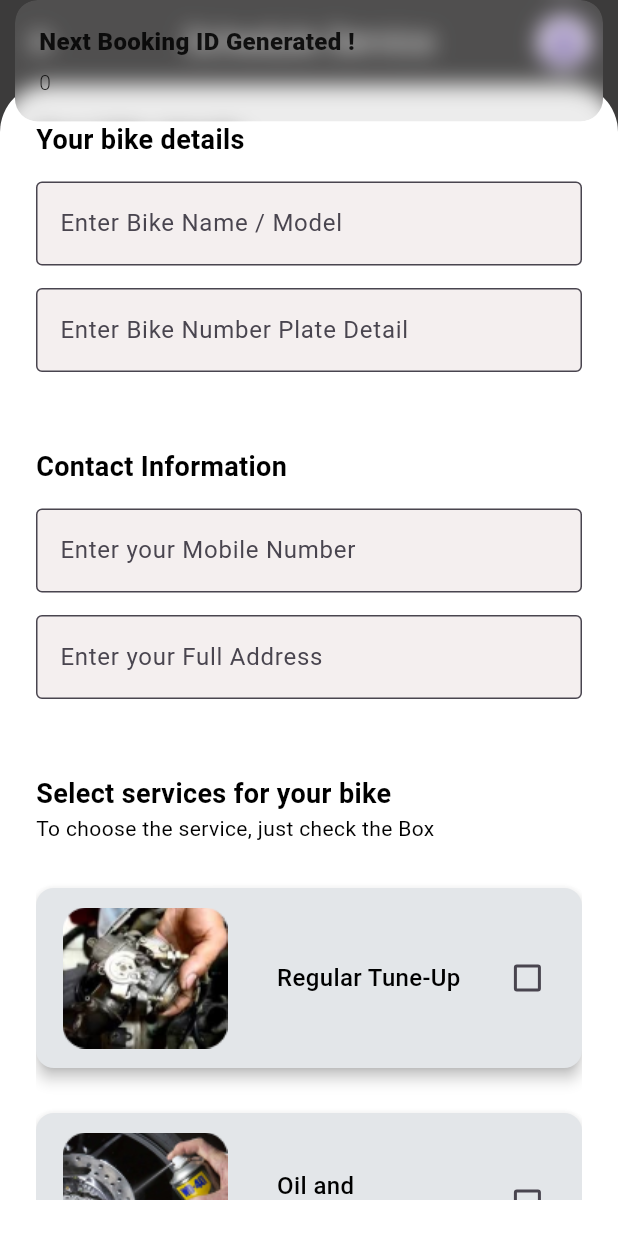
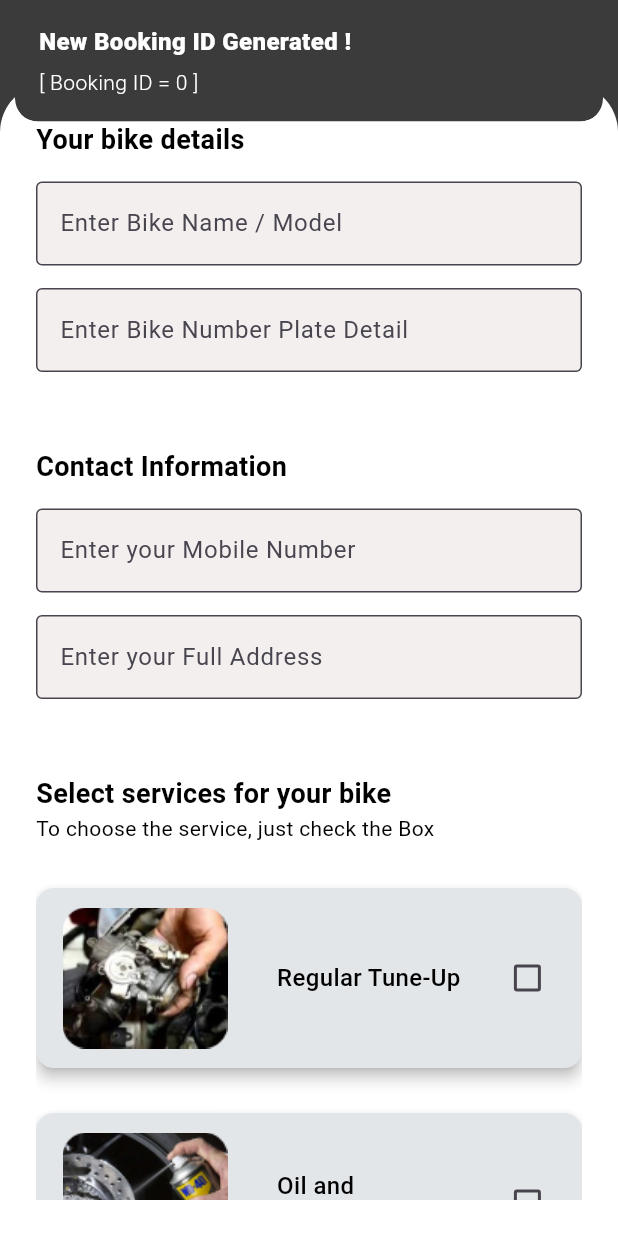
Before and after one commit to Rahul-Sharma-Github/Bike-Service-App, a Flutter app: the ServicePage screen opened directly, scrolled down 576 dp, after a tap on an icon or button, on a phone screen of 412 x 824 dp. Run offline on Flutter 3.47's test engine with Material 3 defaults, Android fonts, the phone set to English and light mode, and no system bars; our stand-ins replace cloud_firestore, device_preview, firebase_auth, firebase_core, get; accounts and stored records are empty; statements that could not run were skipped.

Commit message:
created a Snackbar Widget for common use for all pages | replaced all Snackbars with this SnackbarWidget | minor fixes

```diff
--- a/lib/app/features/authentication/presentation/pages/landing_page/landing_page.dart
+++ b/lib/app/features/authentication/presentation/pages/landing_page/landing_page.dart
@@ -10,6 +10,7 @@ import '../home_page/home_page.dart';
 class LandingPage extends StatelessWidget {
   LandingPage({super.key});
 
+  // controller
   final BottomNavigationController bottomNavigationController =
       Get.put(BottomNavigationController());
 
--- a/lib/app/features/authentication/presentation/pages/signin_page/signin_page.dart
+++ b/lib/app/features/authentication/presentation/pages/signin_page/signin_page.dart
@@ -11,6 +11,7 @@ import '../../widgets/header_widget.dart';
 class SignInPage extends StatelessWidget {
   SignInPage({super.key});
 
+  // controller
   final SignInController signInController = Get.find();
 
   @override
--- a/lib/app/features/my_services/presentation/pages/my_services_page/my_services_page.dart
+++ b/lib/app/features/my_services/presentation/pages/my_services_page/my_services_page.dart
@@ -84,13 +84,14 @@ class MyServicesPage extends StatelessWidget {
                       );
                     } else {
                       return ListView.builder(
-                        reverse: true,
+                        reverse: false,
                         physics: const ClampingScrollPhysics(),
                         shrinkWrap: true,
                         primary: false,
                         padding: const EdgeInsets.symmetric(vertical: 10),
                         itemCount: snapshot.data?.docs.length,
                         itemBuilder: (context, index) {
+                          // Getting each Document by index
                           QueryDocumentSnapshot<Map<String, dynamic>>?
                               docSnapshot = snapshot.data?.docs[index];
                           return Padding(
--- a/lib/app/features/schedule_service/presentation/pages/schedule_service_page/schedule_service_page.dart
+++ b/lib/app/features/schedule_service/presentation/pages/schedule_service_page/schedule_service_page.dart
@@ -2,6 +2,7 @@
 
 import 'package:bike_service_app/app/core/constants/theme/colors/colors.dart';
 import 'package:bike_service_app/app/core/constants/theme/textstyles/textstyle.dart';
+import 'package:bike_service_app/app/global/widget_components/snackbar.dart';
 import 'package:flutter/material.dart';
 import 'package:get/get.dart';
 import 'package:intl/intl.dart';
@@ -14,6 +15,7 @@ class ScheduleServicePage extends StatelessWidget {
   final int? bookingId;
   ScheduleServicePage({super.key, this.bookingId});
 
+  // controller
   final ScheduleServicePageController scheduleServicePageController =
       Get.find();
 
@@ -464,7 +466,7 @@ class ScheduleServicePage extends StatelessWidget {
                       // Passing field values to next ScheduleSummaryPage
                       if (scheduleServicePageController
                           .selectedServicesListData.isEmpty) {
-                        Get.snackbar('Alert',
+                        snackbarWidget('Alert',
                             'Atleast select 1 Service from Service List to continue !');
                       } else {
                         // creating new serviceStatus variable of type Map
@@ -521,7 +523,7 @@ class ScheduleServicePage extends StatelessWidget {
                           'serviceTime = ${scheduleServicePageController.serviceTimeController.value.text}');
                     } else {
                       // Showing Snackbar for user, so that they know that fields are Empty
-                      Get.snackbar('Alert', 'Fill the Information !');
+                      snackbarWidget('Alert', 'Fill the Information !');
 
                       // Debuging
                       // Checking saved invalid Values
--- a/lib/app/features/schedule_summary/presentation/pages/schedule_summary_page/schedule_summary_page.dart
+++ b/lib/app/features/schedule_summary/presentation/pages/schedule_summary_page/schedule_summary_page.dart
@@ -1,5 +1,6 @@
 import 'package:bike_service_app/app/features/authentication/presentation/pages/landing_page/landing_page.dart';
 import 'package:bike_service_app/app/features/schedule_summary/domain/entities/service_entity.dart';
+import 'package:bike_service_app/app/global/widget_components/snackbar.dart';
 import 'package:flutter/material.dart';
 import 'package:get/get.dart';
 
@@ -528,7 +529,8 @@ class ScheduleSummaryPage extends StatelessWidget {
                     );
 
                     // Showing Success Message
-                    Get.snackbar('Success', 'Service Created !');
+                    snackbarWidget('Success', 'Service Created !');
+
                     // Go to landingPage -> HomePage and clear all route from Route Stack
                     Get.offAll(() => LandingPage());
                   } catch (e) {
--- a/lib/app/features/services/presentation/pages/service_page/service_page.dart
+++ b/lib/app/features/services/presentation/pages/service_page/service_page.dart
@@ -3,6 +3,7 @@
 import 'package:bike_service_app/app/core/constants/theme/colors/colors.dart';
 import 'package:bike_service_app/app/core/constants/theme/textstyles/textstyle.dart';
 import 'package:bike_service_app/app/features/services/presentation/controllers/service_page_controller/service_page_controller.dart';
+import 'package:bike_service_app/app/global/widget_components/snackbar.dart';
 import 'package:flutter/material.dart';
 import 'package:get/get.dart';
 
@@ -11,6 +12,7 @@ import '../../../../schedule_service/presentation/pages/schedule_service_page/sc
 class ServicePage extends StatelessWidget {
   ServicePage({super.key});
 
+  // controller
   final ServicePageController servicePageController = Get.find();
 
   @override
@@ -277,13 +279,15 @@ class ServicePage extends StatelessWidget {
                   // fetching and storing nextBookingId number | and then passing it to next page ( ScheduleServicePage )
                   try {
                     await servicePageController.fetchNextBookingId();
-                    Get.snackbar('Next Booking ID Generated !',
-                        '${servicePageController.nextBookingId.value}');
+                    snackbarWidget('New Booking ID Generated !',
+                        '[ Booking ID = ${servicePageController.nextBookingId.value} ]');
+
                     await Get.to(() => ScheduleServicePage(
                           bookingId: servicePageController.nextBookingId.value,
                         ));
                   } catch (e) {
-                    debugPrint('error in ServicePage while Navigating = $e');
+                    debugPrint(
+                        'error in ServicePage while Fetching Next BookingID & Navigating to ScheduleServicePage = $e');
                   }
                 },
                 child: const Padding(
--- /dev/null
+++ b/lib/app/global/widget_components/snackbar.dart
@@ -0,0 +1,11 @@
+import 'package:bike_service_app/app/core/constants/theme/colors/colors.dart';
+import 'package:get/get.dart';
+
+SnackbarController snackbarWidget(String title, String message) {
+  return Get.snackbar(
+    title,
+    message,
+    backgroundColor: AppColors.backSheetColor,
+    colorText: AppColors.frontSheetColor,
+  );
+}
```
